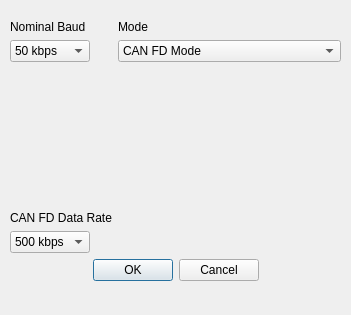
bemcgarvey/CAN-FD_Client, file src/configdialog.ui: the form before one commit.
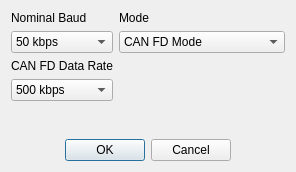
The form after the commit.

Commit message: Improved form layout

Patch:
```diff
--- a/src/configdialog.ui
+++ b/src/configdialog.ui
@@ -6,40 +6,26 @@
    <rect>
     <x>0</x>
     <y>0</y>
-    <width>351</width>
-    <height>315</height>
+    <width>284</width>
+    <height>172</height>
    </rect>
   </property>
   <property name="windowTitle">
    <string>Configure Hardware</string>
   </property>
-  <widget class="QWidget" name="layoutWidget">
-   <property name="geometry">
-    <rect>
-     <x>10</x>
-     <y>20</y>
-     <width>331</width>
-     <height>261</height>
-    </rect>
-   </property>
+  <layout class="QVBoxLayout" name="verticalLayout_3">
+   <item>
+    <layout class="QHBoxLayout" name="horizontalLayout">
+     <item>
    <layout class="QVBoxLayout" name="verticalLayout">
     <item>
-     <layout class="QFormLayout" name="formLayout">
-      <item row="0" column="0">
        <widget class="QLabel" name="label">
         <property name="text">
          <string>Nominal Baud</string>
         </property>
        </widget>
       </item>
-      <item row="0" column="1">
-       <widget class="QLabel" name="label_3">
-        <property name="text">
-         <string>Mode</string>
-        </property>
-       </widget>
-      </item>
-      <item row="1" column="0">
+       <item>
        <widget class="QComboBox" name="nominalBaudComboBox">
         <item>
          <property name="text">
@@ -78,7 +64,67 @@
         </item>
        </widget>
       </item>
-      <item row="1" column="1">
+       <item>
+        <widget class="QLabel" name="label_2">
+         <property name="text">
+          <string>CAN FD Data Rate</string>
+         </property>
+        </widget>
+       </item>
+       <item>
+        <widget class="QComboBox" name="dataBaudComboBox">
+         <item>
+          <property name="text">
+           <string>500 kbps</string>
+          </property>
+         </item>
+         <item>
+          <property name="text">
+           <string>1 Mbps</string>
+          </property>
+         </item>
+         <item>
+          <property name="text">
+           <string>2 Mbps</string>
+          </property>
+         </item>
+         <item>
+          <property name="text">
+           <string>5 Mbps</string>
+          </property>
+         </item>
+         <item>
+          <property name="text">
+           <string>8 Mbps</string>
+          </property>
+         </item>
+        </widget>
+       </item>
+       <item>
+        <spacer name="verticalSpacer_2">
+         <property name="orientation">
+          <enum>Qt::Vertical</enum>
+         </property>
+         <property name="sizeHint" stdset="0">
+          <size>
+           <width>20</width>
+           <height>40</height>
+          </size>
+         </property>
+        </spacer>
+       </item>
+      </layout>
+     </item>
+     <item>
+      <layout class="QVBoxLayout" name="verticalLayout_2">
+       <item>
+        <widget class="QLabel" name="label_3">
+         <property name="text">
+          <string>Mode</string>
+         </property>
+        </widget>
+       </item>
+       <item>
        <widget class="QComboBox" name="modeComboBox">
         <item>
          <property name="text">
@@ -117,43 +163,7 @@
         </item>
        </widget>
       </item>
-      <item row="3" column="0">
-       <widget class="QLabel" name="label_2">
-        <property name="text">
-         <string>CAN FD Data Rate</string>
-        </property>
-       </widget>
-      </item>
-      <item row="4" column="0">
-       <widget class="QComboBox" name="dataBaudComboBox">
         <item>
-         <property name="text">
-          <string>500 kbps</string>
-         </property>
-        </item>
-        <item>
-         <property name="text">
-          <string>1 Mbps</string>
-         </property>
-        </item>
-        <item>
-         <property name="text">
-          <string>2 Mbps</string>
-         </property>
-        </item>
-        <item>
-         <property name="text">
-          <string>5 Mbps</string>
-         </property>
-        </item>
-        <item>
-         <property name="text">
-          <string>8 Mbps</string>
-         </property>
-        </item>
-       </widget>
-      </item>
-      <item row="2" column="0" colspan="2">
        <spacer name="verticalSpacer">
         <property name="orientation">
          <enum>Qt::Vertical</enum>
@@ -161,10 +171,12 @@
         <property name="sizeHint" stdset="0">
          <size>
           <width>20</width>
-          <height>60</height>
+           <height>40</height>
          </size>
         </property>
        </spacer>
+       </item>
+      </layout>
       </item>
      </layout>
     </item>
@@ -182,7 +194,6 @@
      </widget>
     </item>
    </layout>
-  </widget>
  </widget>
  <resources/>
  <connections>
```
Lines whose indentation alone changed are shown as unchanged.
